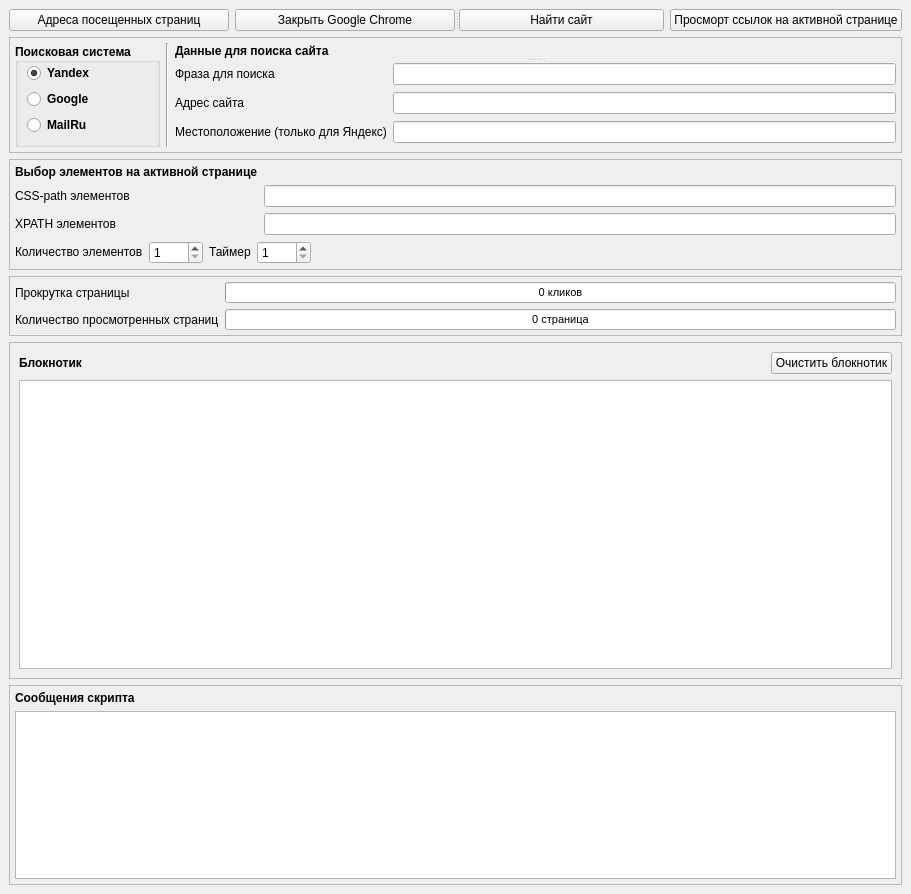
The window that seo/ui/mainwidget.ui (asgrom/SEO_prj) describes before a commit, drawn with Qt 5.
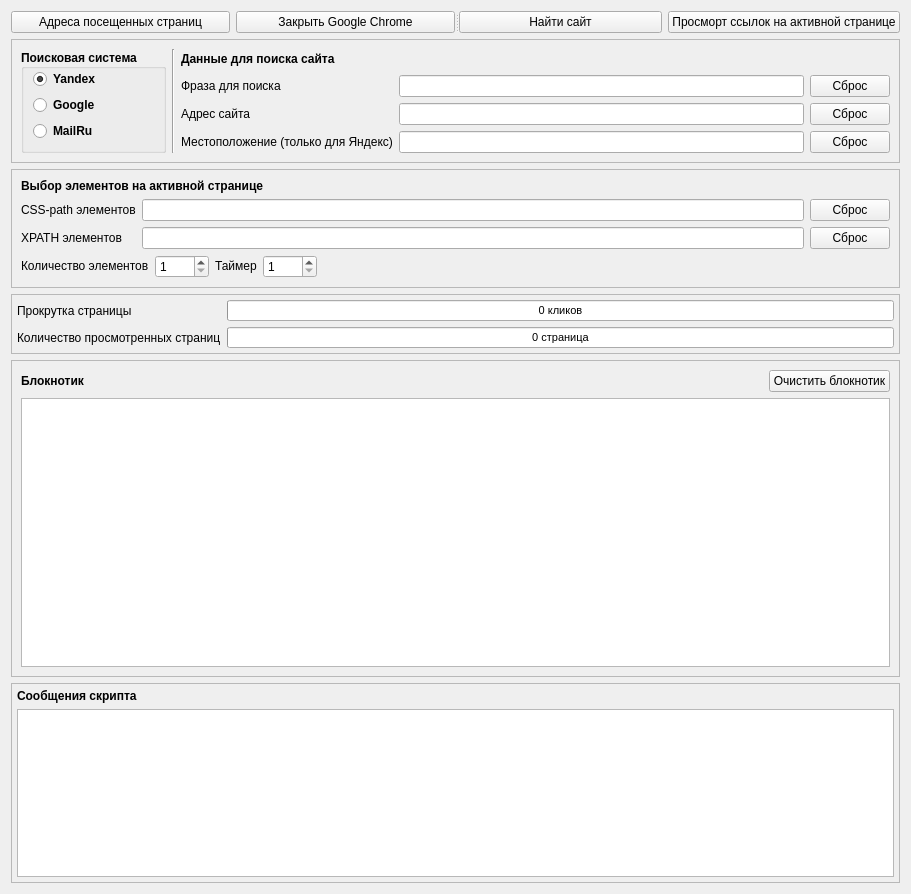
The same window after the commit.

```diff
--- a/seo/ui/mainwidget.ui
+++ b/seo/ui/mainwidget.ui
@@ -13,20 +13,8 @@
   <property name="windowTitle">
    <string>SEO Sprint and Profitcenter</string>
   </property>
-  <layout class="QGridLayout" name="gridLayout_8">
-   <property name="leftMargin">
-    <number>9</number>
-   </property>
-   <property name="topMargin">
-    <number>9</number>
-   </property>
-   <property name="rightMargin">
-    <number>9</number>
-   </property>
-   <property name="bottomMargin">
-    <number>9</number>
-   </property>
-   <item row="0" column="0">
+  <layout class="QVBoxLayout" name="verticalLayout_4">
+   <item>
     <widget class="QSplitter" name="splitter">
      <property name="orientation">
       <enum>Qt::Horizontal</enum>
@@ -93,8 +81,6 @@
      </widget>
     </widget>
    </item>
-   <item row="1" column="0">
-    <layout class="QVBoxLayout" name="verticalLayout_3">
      <item>
       <widget class="QFrame" name="frame">
        <property name="sizePolicy">
@@ -109,20 +95,8 @@
        <property name="frameShadow">
         <enum>QFrame::Sunken</enum>
        </property>
-       <layout class="QHBoxLayout" name="horizontalLayout_3">
-        <property name="leftMargin">
-         <number>5</number>
-        </property>
-        <property name="topMargin">
-         <number>5</number>
-        </property>
-        <property name="rightMargin">
-         <number>5</number>
-        </property>
-        <property name="bottomMargin">
-         <number>5</number>
-        </property>
-        <item>
+     <layout class="QGridLayout" name="gridLayout_6">
+      <item row="0" column="0">
          <widget class="QGroupBox" name="search_engine">
           <property name="sizePolicy">
            <sizepolicy hsizetype="Minimum" vsizetype="Minimum">
@@ -173,24 +147,16 @@
           </layout>
          </widget>
         </item>
-        <item>
+      <item row="0" column="1">
          <widget class="Line" name="line">
           <property name="orientation">
            <enum>Qt::Vertical</enum>
           </property>
          </widget>
         </item>
+      <item row="0" column="2">
+       <layout class="QVBoxLayout" name="verticalLayout_3">
         <item>
-         <widget class="QSplitter" name="splitter_2">
-          <property name="sizePolicy">
-           <sizepolicy hsizetype="Expanding" vsizetype="Expanding">
-            <horstretch>0</horstretch>
-            <verstretch>0</verstretch>
-           </sizepolicy>
-          </property>
-          <property name="orientation">
-           <enum>Qt::Vertical</enum>
-          </property>
           <widget class="QLabel" name="label_13">
            <property name="font">
             <font>
@@ -208,16 +174,31 @@
             <number>0</number>
            </property>
           </widget>
-          <widget class="QWidget" name="layoutWidget">
+        </item>
+        <item>
            <layout class="QGridLayout" name="gridLayout">
+          <item row="0" column="0">
+           <widget class="QLabel" name="label">
+            <property name="sizePolicy">
+             <sizepolicy hsizetype="Preferred" vsizetype="Minimum">
+              <horstretch>0</horstretch>
+              <verstretch>0</verstretch>
+             </sizepolicy>
+            </property>
+            <property name="text">
+             <string>Фраза для поиска</string>
+            </property>
+           </widget>
+          </item>
             <item row="0" column="1">
              <widget class="QLineEdit" name="phrase_le"/>
             </item>
-            <item row="1" column="1">
-             <widget class="QLineEdit" name="url_site_le"/>
-            </item>
-            <item row="2" column="1">
-             <widget class="QLineEdit" name="geolocation_le"/>
+          <item row="0" column="2">
+           <widget class="QPushButton" name="resetPhrase">
+            <property name="text">
+             <string>Сброс</string>
+            </property>
+           </widget>
             </item>
             <item row="1" column="0">
              <widget class="QLabel" name="label_2">
@@ -232,16 +213,13 @@
               </property>
              </widget>
             </item>
-            <item row="0" column="0">
-             <widget class="QLabel" name="label">
-              <property name="sizePolicy">
-               <sizepolicy hsizetype="Preferred" vsizetype="Minimum">
-                <horstretch>0</horstretch>
-                <verstretch>0</verstretch>
-               </sizepolicy>
-              </property>
+          <item row="1" column="1">
+           <widget class="QLineEdit" name="url_site_le"/>
+          </item>
+          <item row="1" column="2">
+           <widget class="QPushButton" name="resetUrl">
               <property name="text">
-               <string>Фраза для поиска</string>
+             <string>Сброс</string>
               </property>
              </widget>
             </item>
@@ -258,9 +236,19 @@
               </property>
              </widget>
             </item>
-           </layout>
-          </widget>
-         </widget>
+          <item row="2" column="1">
+           <widget class="QLineEdit" name="geolocation_le"/>
+          </item>
+          <item row="2" column="2">
+           <widget class="QPushButton" name="resetGeo">
+            <property name="text">
+             <string>Сброс</string>
+            </property>
+           </widget>
+          </item>
+         </layout>
+        </item>
+       </layout>
         </item>
        </layout>
       </widget>
@@ -280,19 +268,7 @@
         <enum>QFrame::Raised</enum>
        </property>
        <layout class="QGridLayout" name="gridLayout_3">
-        <property name="leftMargin">
-         <number>5</number>
-        </property>
-        <property name="topMargin">
-         <number>5</number>
-        </property>
-        <property name="rightMargin">
-         <number>5</number>
-        </property>
-        <property name="bottomMargin">
-         <number>5</number>
-        </property>
-        <item row="0" column="0" colspan="2">
+      <item row="0" column="0">
          <widget class="QLabel" name="label_8">
           <property name="sizePolicy">
            <sizepolicy hsizetype="Preferred" vsizetype="Fixed">
@@ -312,6 +288,8 @@
          </widget>
         </item>
         <item row="1" column="0">
+       <layout class="QGridLayout" name="gridLayout_2">
+        <item row="0" column="0" colspan="2">
          <widget class="QLabel" name="label_4">
           <property name="sizePolicy">
            <sizepolicy hsizetype="Preferred" vsizetype="Fixed">
@@ -324,10 +302,53 @@
           </property>
          </widget>
         </item>
-        <item row="1" column="2">
-         <widget class="QLineEdit" name="css_le"/>
+        <item row="0" column="2" colspan="2">
+         <widget class="QLineEdit" name="css_le">
+          <property name="sizePolicy">
+           <sizepolicy hsizetype="Expanding" vsizetype="Fixed">
+            <horstretch>3</horstretch>
+            <verstretch>0</verstretch>
+           </sizepolicy>
+          </property>
+         </widget>
         </item>
-        <item row="2" column="0">
+        <item row="0" column="4">
+         <widget class="QPushButton" name="resetCSS">
+          <property name="sizePolicy">
+           <sizepolicy hsizetype="Preferred" vsizetype="Fixed">
+            <horstretch>0</horstretch>
+            <verstretch>0</verstretch>
+           </sizepolicy>
+          </property>
+          <property name="text">
+           <string>Сброс</string>
+          </property>
+         </widget>
+        </item>
+        <item row="1" column="4">
+         <widget class="QPushButton" name="resetXPATH">
+          <property name="sizePolicy">
+           <sizepolicy hsizetype="Preferred" vsizetype="Fixed">
+            <horstretch>0</horstretch>
+            <verstretch>0</verstretch>
+           </sizepolicy>
+          </property>
+          <property name="text">
+           <string>Сброс</string>
+          </property>
+         </widget>
+        </item>
+        <item row="1" column="2" colspan="2">
+         <widget class="QLineEdit" name="xpaath_le">
+          <property name="sizePolicy">
+           <sizepolicy hsizetype="Expanding" vsizetype="Fixed">
+            <horstretch>3</horstretch>
+            <verstretch>0</verstretch>
+           </sizepolicy>
+          </property>
+         </widget>
+        </item>
+        <item row="1" column="0" colspan="2">
          <widget class="QLabel" name="label_5">
           <property name="sizePolicy">
            <sizepolicy hsizetype="Preferred" vsizetype="Fixed">
@@ -340,12 +361,11 @@
           </property>
          </widget>
         </item>
-        <item row="2" column="2">
-         <widget class="QLineEdit" name="xpaath_le"/>
-        </item>
-        <item row="3" column="0">
-         <layout class="QGridLayout" name="gridLayout_2">
-          <item row="0" column="0">
+       </layout>
+      </item>
+      <item row="2" column="0">
+       <layout class="QHBoxLayout" name="horizontalLayout_5">
+        <item>
            <widget class="QLabel" name="label_6">
             <property name="sizePolicy">
              <sizepolicy hsizetype="Preferred" vsizetype="Fixed">
@@ -358,7 +378,7 @@
             </property>
            </widget>
           </item>
-          <item row="0" column="1">
+        <item>
            <widget class="QSpinBox" name="number_elems_sb">
             <property name="minimum">
              <number>1</number>
@@ -368,13 +388,7 @@
             </property>
            </widget>
           </item>
-         </layout>
-        </item>
-        <item row="3" column="1" colspan="2">
-         <layout class="QHBoxLayout" name="horizontalLayout_5">
           <item>
-           <layout class="QGridLayout" name="gridLayout_7">
-            <item row="0" column="0">
              <widget class="QLabel" name="label_7">
               <property name="sizePolicy">
                <sizepolicy hsizetype="Preferred" vsizetype="Fixed">
@@ -387,7 +401,7 @@
               </property>
              </widget>
             </item>
-            <item row="0" column="1">
+        <item>
              <widget class="QSpinBox" name="timer_sb">
               <property name="specialValueText">
                <string/>
@@ -400,8 +414,6 @@
               </property>
              </widget>
             </item>
-           </layout>
-          </item>
           <item>
            <spacer name="horizontalSpacer">
             <property name="orientation">
@@ -420,9 +432,7 @@
        </layout>
       </widget>
      </item>
-    </layout>
-   </item>
-   <item row="2" column="0">
+   <item>
     <widget class="QFrame" name="frame_5">
      <property name="sizePolicy">
       <sizepolicy hsizetype="Preferred" vsizetype="Fixed">
@@ -508,7 +518,7 @@
      </layout>
     </widget>
    </item>
-   <item row="3" column="0">
+   <item>
     <widget class="QFrame" name="frame_4">
      <property name="frameShape">
       <enum>QFrame::StyledPanel</enum>
@@ -570,7 +580,7 @@
      </layout>
     </widget>
    </item>
-   <item row="4" column="0">
+   <item>
     <widget class="QFrame" name="frame_3">
      <property name="maximumSize">
       <size>
```
Left out of the diff: 84 changed lines with no effect on the pictures. Lines whose indentation alone changed are shown as unchanged.
